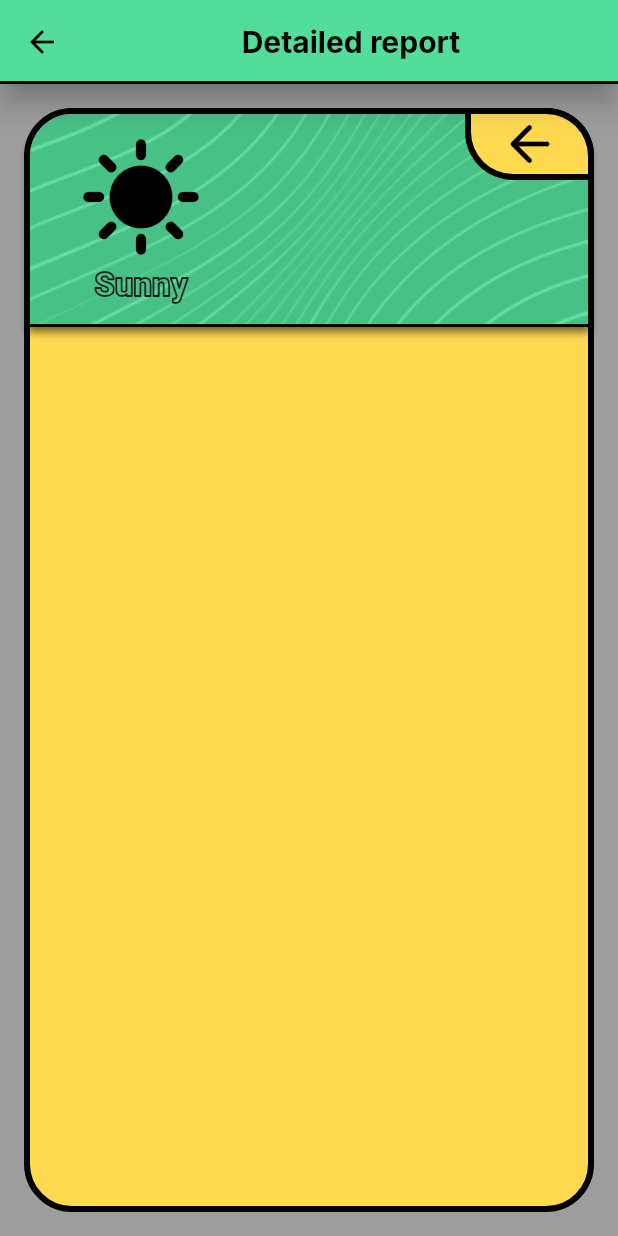
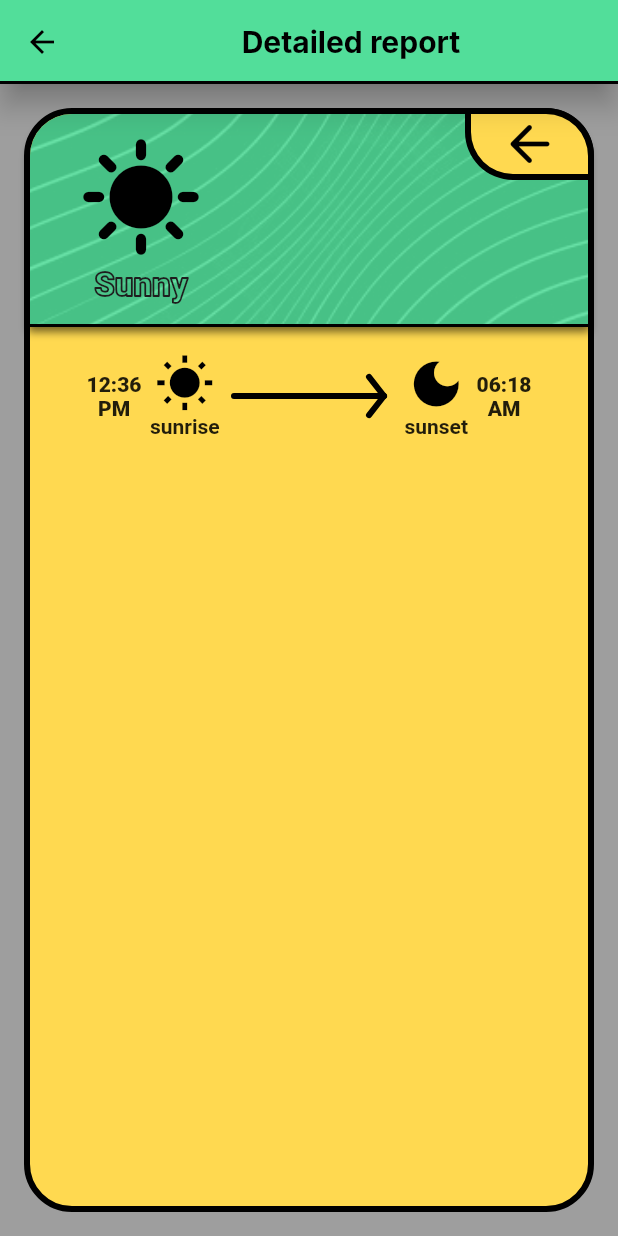
Before and after one commit to vladcto/cartoon-weather, a Flutter app: the screen it shows after launch, after a tap on "21/18 C", on a phone screen of 412 x 824 dp. Run offline on Flutter 3.47's test engine with Material 2 defaults, Android fonts, the phone set to English and light mode, and no system bars; missing offline and left inert: charts_painter; Roboto replaces fonts that are missing (Inter).

Commit message:
Сделал показ восхода/захода солнца. Пока без теней. Пришлось отключить Hero переход, т.к. конфликтует с разметкой.

```diff
--- a/cartoon_weather/lib/detail_page.dart
+++ b/cartoon_weather/lib/detail_page.dart
@@ -3,6 +3,7 @@ import 'package:flutter/material.dart';
 
 class DetailPage extends StatelessWidget {
   static const double cardBorderWidth = 4;
+  static const double headerHeight = 148;
 
   const DetailPage({Key? key}) : super(key: key);
 
@@ -33,7 +34,7 @@ class DetailPage extends StatelessWidget {
         child: Stack(
           children: [
             Hero(
-              tag: "main_card",
+              tag: "main_card/deprecated",
               child: Container(
                 height: double.infinity,
                 width: double.infinity,
@@ -45,13 +46,39 @@ class DetailPage extends StatelessWidget {
                     width: cardBorderWidth,
                   ),
                 ),
+                child: SingleChildScrollView(
                   child: Column(
-                  children: const [],
+                    children: [
+                      const SizedBox(
+                        height: headerHeight + 8,
+                      ),
+                      SizedBox(
+                        height: 64,
+                        width: double.infinity,
+                        child: Row(
+                          crossAxisAlignment: CrossAxisAlignment.stretch,
+                          children: [
+                            const SizedBox(width: 32),
+                            _buildSunriseWidget(Icons.wb_sunny, "12:36 PM", true),
+                            const SizedBox(width: 8),
+                            Expanded(
+                              child: CustomPaint(
+                                painter: ArrowPainer(),
+                              ),
+                            ),
+                            const SizedBox(width: 8),
+                            _buildSunriseWidget(Icons.dark_mode, "06:18 AM", false),
+                            const SizedBox(width: 32),
+                          ],
+                        ),
+                      )
+                    ],
+                  ),
                 ),
               ),
             ),
             SizedBox(
-              height: 148,
+              height: headerHeight,
               child: Stack(
                 children: [
                   Hero(
@@ -108,6 +135,8 @@ class DetailPage extends StatelessWidget {
             Positioned(
               top: 0,
               right: 0,
+              child: GestureDetector(
+                onTap: () => Navigator.of(context).pop(),
                 child: Container(
                   height: 48,
                   width: 86,
@@ -128,9 +157,74 @@ class DetailPage extends StatelessWidget {
                   ),
                 ),
               ),
+            ),
           ],
         ),
       ),
     );
   }
+
+  Widget _buildSunriseWidget(IconData iconData, String text, bool sunrise) {
+    return SizedBox(
+      width: 96,
+      height: 64,
+      child: Row(
+        textDirection: sunrise ? TextDirection.ltr : TextDirection.rtl,
+        children: [
+          // side info
+          SizedBox(
+            width: 48,
+            child: Text(
+              text,
+              style: const TextStyle(fontWeight: FontWeight.w800, fontSize: 14),
+              textAlign: TextAlign.center,
+            ),
+          ),
+          // icon display
+          Column(
+            mainAxisAlignment: MainAxisAlignment.center,
+            children: [
+              Icon(
+                iconData,
+                color: Colors.black,
+                size: 40,
+              ),
+              Text(
+                sunrise ? "sunrise" : "sunset",
+                style: const TextStyle(fontWeight: FontWeight.bold, fontSize: 14),
+              ),
+            ],
+          ),
+        ],
+      ),
+    );
   }
+}
+
+class ArrowPainer extends CustomPainter {
+  @override
+  void paint(Canvas canvas, Size size) {
+    const double arrowHeightPerc = .2;
+    const double arrowWidthPerc = .9;
+    final double height = size.height;
+    final double widgth = size.width;
+
+    final Paint paint = Paint()
+      ..color = Colors.black
+      ..strokeWidth = 4
+      ..strokeCap = StrokeCap.round;
+
+    canvas.drawLine(Offset(0, height / 2), Offset(widgth, height / 2), paint);
+    canvas.drawLine(
+        Offset(widgth, height / 2),
+        Offset(widgth * arrowWidthPerc, height / 2 + height * arrowHeightPerc),
+        paint);
+    canvas.drawLine(
+        Offset(widgth, height / 2),
+        Offset(widgth * arrowWidthPerc, height / 2 - height * arrowHeightPerc),
+        paint);
+  }
+
+  @override
+  bool shouldRepaint(covariant CustomPainter oldDelegate) => false;
+}
```
Lines whose indentation alone changed are shown as unchanged.
